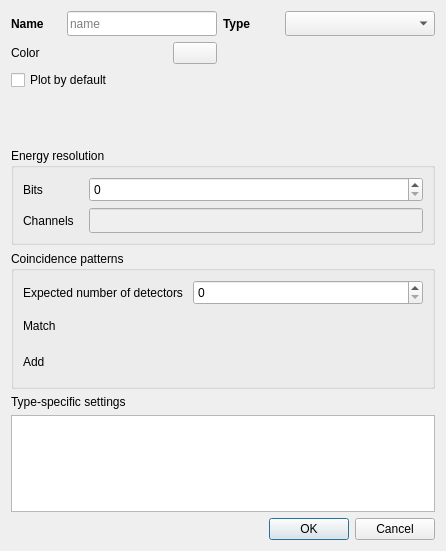
Before: the Qt Designer form gui/daq/dialog_spectrum_template.ui in usnistgov/qpx-gamma, drawn with Qt 5.
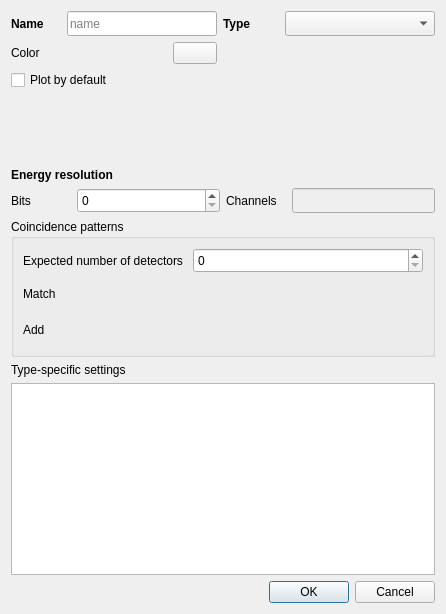
After: the same form once the commit is applied. Icons and pictures are not drawn. Custom widgets are drawn as their Qt base class.

Commit message: Efficiency calibration, load CNF fixed, new templates have current # of dets

```diff
--- a/gui/daq/dialog_spectrum_template.ui
+++ b/gui/daq/dialog_spectrum_template.ui
@@ -10,7 +10,7 @@
     <x>0</x>
     <y>0</y>
     <width>446</width>
-    <height>551</height>
+    <height>614</height>
    </rect>
   </property>
   <property name="focusPolicy">
@@ -28,14 +28,13 @@
   </property>
   <layout class="QGridLayout" name="gridLayout">
    <item row="1" column="0">
-    <layout class="QHBoxLayout" name="horizontalLayout_9">
-     <item>
-      <widget class="QGroupBox" name="groupBox_3">
-       <property name="title">
-        <string>Energy resolution</string>
-       </property>
-       <layout class="QGridLayout" name="gridLayout_3">
-        <item row="0" column="0">
+    <widget class="QLabel" name="label_10">
+     <property name="text">
+      <string>&lt;b&gt;Energy resolution&lt;/b&gt;</string>
+     </property>
+    </widget>
+   </item>
+   <item row="2" column="0">
          <layout class="QHBoxLayout" name="horizontalLayout_4">
           <item>
            <widget class="QLabel" name="label_3">
@@ -69,10 +68,6 @@
             </property>
            </widget>
           </item>
-         </layout>
-        </item>
-        <item row="1" column="0">
-         <layout class="QHBoxLayout" name="horizontalLayout_5">
           <item>
            <widget class="QLabel" name="label_7">
             <property name="minimumSize">
@@ -107,15 +102,17 @@
           </item>
          </layout>
         </item>
-       </layout>
-      </widget>
-     </item>
-    </layout>
-   </item>
-   <item row="4" column="0">
-    <widget class="QTableView" name="tableGenericAttrs"/>
-   </item>
    <item row="5" column="0">
+    <widget class="QTableView" name="tableGenericAttrs">
+     <property name="sizePolicy">
+      <sizepolicy hsizetype="MinimumExpanding" vsizetype="MinimumExpanding">
+       <horstretch>0</horstretch>
+       <verstretch>0</verstretch>
+      </sizepolicy>
+     </property>
+    </widget>
+   </item>
+   <item row="6" column="0">
     <widget class="QDialogButtonBox" name="buttonBox">
      <property name="orientation">
       <enum>Qt::Horizontal</enum>
@@ -373,14 +370,14 @@
      </item>
     </layout>
    </item>
-   <item row="3" column="0">
+   <item row="4" column="0">
     <widget class="QLabel" name="label_8">
      <property name="text">
       <string>Type-specific settings</string>
      </property>
     </widget>
    </item>
-   <item row="2" column="0">
+   <item row="3" column="0">
     <widget class="QGroupBox" name="groupBox_2">
      <property name="title">
       <string>Coincidence patterns</string>
```
Left out of the diff: 13 changed lines with no effect on the pictures. Lines whose indentation alone changed are shown as unchanged. The commit also changes 17 other files.
